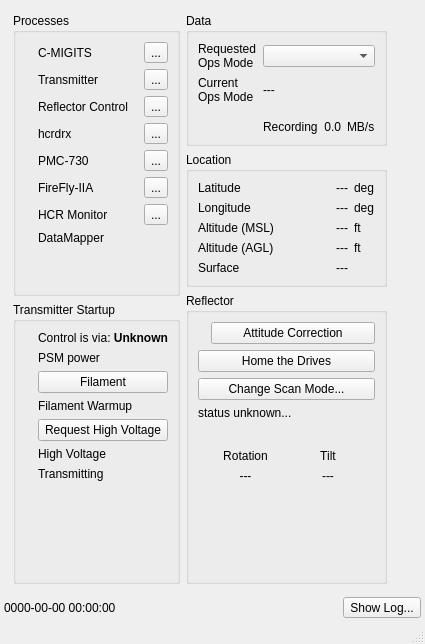
Qt form src/hcrgui/HcrGuiMainWindow.ui (NCAR/HCR_instrument) before a commit.
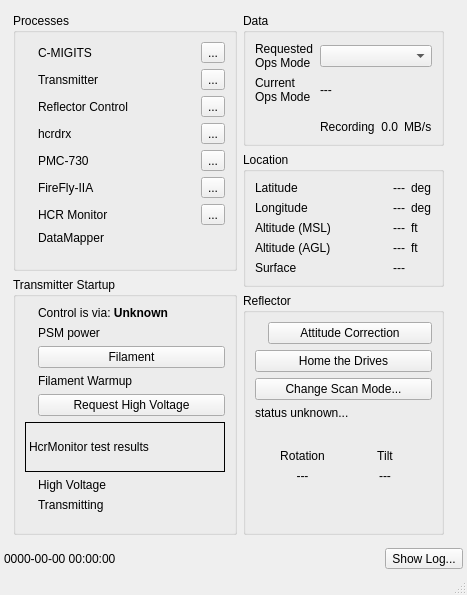
The same form after that commit. Icons and pictures are not drawn.

Commit message: added HcrMonitor transmit control status to main window

```diff
--- a/src/hcrgui/HcrGuiMainWindow.ui
+++ b/src/hcrgui/HcrGuiMainWindow.ui
@@ -6,8 +6,8 @@
    <rect>
     <x>0</x>
     <y>0</y>
-    <width>425</width>
-    <height>644</height>
+    <width>467</width>
+    <height>595</height>
    </rect>
   </property>
   <property name="sizePolicy">
@@ -418,7 +418,7 @@
                </property>
               </widget>
              </item>
-             <item row="4" column="0">
+             <item row="5" column="0">
               <widget class="QLabel" name="requestHvIcon">
                <property name="sizePolicy">
                 <sizepolicy hsizetype="Minimum" vsizetype="Preferred">
@@ -434,7 +434,7 @@
                </property>
               </widget>
              </item>
-             <item row="4" column="1">
+             <item row="5" column="1">
               <widget class="QPushButton" name="requestHvButton">
                <property name="enabled">
                 <bool>true</bool>
@@ -453,7 +453,7 @@
                </property>
               </widget>
              </item>
-             <item row="6" column="0">
+             <item row="9" column="0">
               <widget class="QLabel" name="xmittingIcon">
                <property name="sizePolicy">
                 <sizepolicy hsizetype="Minimum" vsizetype="Preferred">
@@ -469,7 +469,7 @@
                </property>
               </widget>
              </item>
-             <item row="6" column="1">
+             <item row="9" column="1">
               <widget class="QLabel" name="xmittingLabel">
                <property name="text">
                 <string>Transmitting</string>
@@ -524,7 +524,7 @@
                </property>
               </widget>
              </item>
-             <item row="7" column="1">
+             <item row="10" column="1">
               <spacer name="verticalSpacer_3">
                <property name="orientation">
                 <enum>Qt::Vertical</enum>
@@ -537,7 +537,7 @@
                </property>
               </spacer>
              </item>
-             <item row="5" column="0">
+             <item row="7" column="0">
               <widget class="QLabel" name="hvOnIcon">
                <property name="text">
                 <string/>
@@ -547,13 +547,38 @@
                </property>
               </widget>
              </item>
-             <item row="5" column="1">
+             <item row="7" column="1">
               <widget class="QLabel" name="hvOnLabel">
                <property name="text">
                 <string>High Voltage</string>
                </property>
               </widget>
              </item>
+             <item row="6" column="0" colspan="2">
+              <widget class="QLabel" name="hcrMonitorResultText">
+               <property name="sizePolicy">
+                <sizepolicy hsizetype="Minimum" vsizetype="MinimumExpanding">
+                 <horstretch>0</horstretch>
+                 <verstretch>0</verstretch>
+                </sizepolicy>
+               </property>
+               <property name="minimumSize">
+                <size>
+                 <width>200</width>
+                 <height>50</height>
+                </size>
+               </property>
+               <property name="frameShape">
+                <enum>QFrame::Box</enum>
+               </property>
+               <property name="text">
+                <string>HcrMonitor test results</string>
+               </property>
+               <property name="wordWrap">
+                <bool>true</bool>
+               </property>
+              </widget>
+             </item>
             </layout>
            </widget>
           </item>
```
The commit also changes 1 other file.
